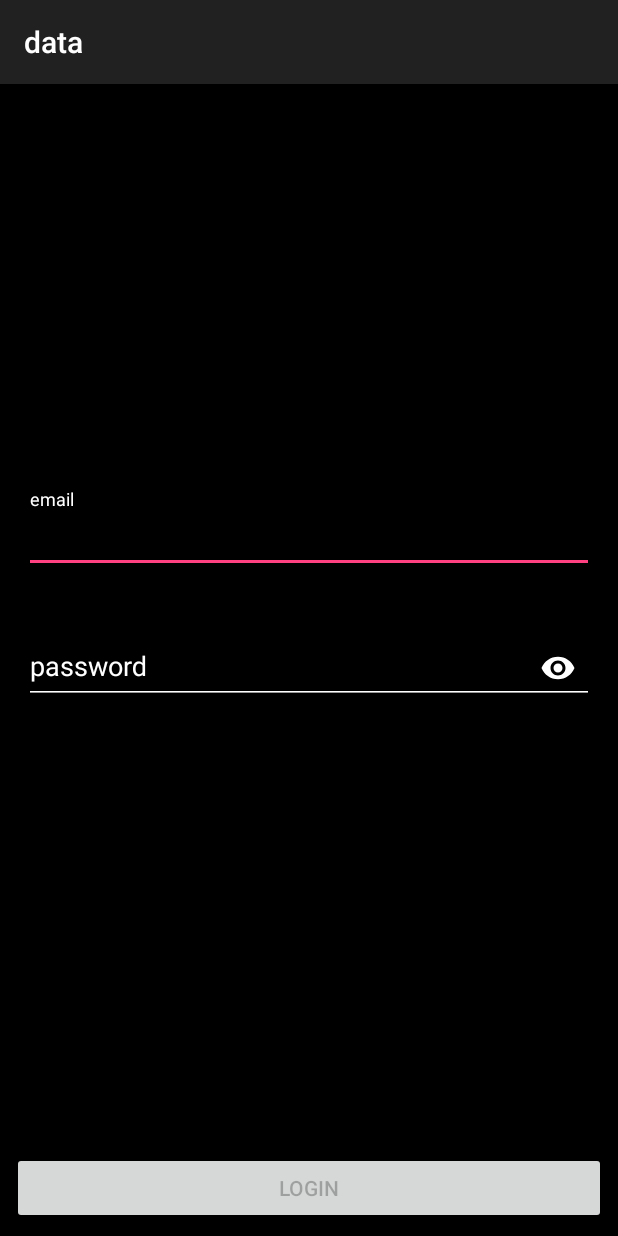
After one commit to matheusbristot/gdg-hackathon-livinglab, an Android app: the LoginActivity screen opened directly, with no data from a screen before it, on a phone screen of 412 x 824 dp. The commit adds this screen. Run offline under Robolectric (Android 15) with nearby library versions, the phone set to English and light mode, and no system bars; our stand-ins replace Firebase (no records; nobody signed in at launch, a user with empty details on screens opened directly), data binding; libraries missing offline, so code that uses them is left out: com.jakewharton.rxbinding2, org.koin.android; 7 statements that could not run were skipped.

Commit message:
Added crashlytics and login, splash, and navigation to session are ok

```diff
--- a/domain/build.gradle
+++ b/domain/build.gradle
@@ -16,7 +16,7 @@ dependencies {
     implementation "io.reactivex.rxjava2:rxkotlin:$rx_kotlin_version"
 
     //Kotlin
-    implementation"org.jetbrains.kotlin:kotlin-stdlib-jdk7:$kotlin_version"
+    implementation "org.jetbrains.kotlin:kotlin-stdlib-jdk7:$kotlin_version"
 
 }
 
--- a/presentation/build.gradle
+++ b/presentation/build.gradle
@@ -61,6 +61,7 @@ android {
 dependencies {
     def lifecycle_version = "1.1.1"
     def support_version = "28.0.0-rc01"
+    def anko_version='0.10.4'
 
     implementation fileTree(dir: 'libs', include: ['*.jar'])
     implementation project(':domain')
@@ -79,12 +80,15 @@ dependencies {
 
     //RxAndroid
     implementation 'io.reactivex.rxjava2:rxandroid:2.1.0'
+    implementation 'com.jakewharton.rxbinding2:rxbinding-kotlin:2.1.1'
 
     // Firebase
     implementation 'com.google.firebase:firebase-core:16.0.3'
     implementation 'com.google.firebase:firebase-crash:16.2.0'
     implementation 'com.crashlytics.sdk.android:crashlytics:2.9.5'
 
+    // Anko
+    implementation "org.jetbrains.anko:anko-commons:$anko_version"
 
     testImplementation 'junit:junit:4.12'
     androidTestImplementation 'com.android.support.test:runner:1.0.2'
--- /dev/null
+++ b/presentation/src/main/java/com/hackaton/notice/firebase/FirebaseErrorHandler.kt
@@ -0,0 +1,6 @@
+package com.hackaton.notice.firebase
+
+interface FirebaseErrorHandler {
+
+    fun getMessageError(exception: Exception): String
+}
--- /dev/null
+++ b/presentation/src/main/java/com/hackaton/notice/util/Constants.kt
@@ -0,0 +1,3 @@
+package com.hackaton.notice.util
+
+const val FIREBASE_USER = "FIREBASE_USER"
--- a/presentation/src/main/java/com/hackaton/notice/view/dashboard/MainViewModel.kt
+++ b/presentation/src/main/java/com/hackaton/notice/view/dashboard/MainViewModel.kt
@@ -3,6 +3,7 @@ package com.hackaton.notice.view.dashboard
 import android.arch.lifecycle.Lifecycle
 import android.arch.lifecycle.LiveData
 import android.arch.lifecycle.OnLifecycleEvent
+import com.google.firebase.auth.FirebaseUser
 import com.hackaton.data.boundaries.PostRepository
 import com.hackaton.domain.di.SchedulerProvider
 import com.hackaton.domain.entities.Preference
@@ -10,6 +11,7 @@ import com.hackaton.notice.base.view.BaseViewModel
 import com.hackaton.notice.util.FlexibleLiveData
 
 class MainViewModel(
+        private val firebaseUser: FirebaseUser,
         private val schedulerProvider: SchedulerProvider,
         private val postRepository: PostRepository
 ) : BaseViewModel() {
@@ -17,8 +19,8 @@ class MainViewModel(
     val preferences: LiveData<List<Preference>> get() = preferencesLiveData
     private val preferencesLiveData: FlexibleLiveData<List<Preference>> = FlexibleLiveData()
 
-    @OnLifecycleEvent(Lifecycle.Event.ON_RESUME)
-    fun onResume() {
+    @OnLifecycleEvent(Lifecycle.Event.ON_CREATE)
+    fun onCreate() {
         preferencesLiveData.value = listOf(
                 Preference(1, "Aqui vai um pinto"),
                 Preference(2, "Cu do gustavo"),
--- /dev/null
+++ b/presentation/src/main/java/com/hackaton/notice/view/login/LoginActivity.kt
@@ -0,0 +1,52 @@
+package com.hackaton.notice.view.login
+
+import android.databinding.DataBindingUtil
+import android.os.Bundle
+import android.support.v7.app.AppCompatActivity
+import android.widget.Toast
+import com.google.firebase.auth.FirebaseUser
+import com.hackaton.notice.R
+import com.hackaton.notice.databinding.ActivityLoginBinding
+import com.hackaton.notice.util.observe
+import com.hackaton.notice.util.view.Arguments.ARG_USER
+import com.hackaton.notice.view.dashboard.MainActivity
+import com.jakewharton.rxbinding2.widget.textChanges
+import org.jetbrains.anko.clearTask
+import org.jetbrains.anko.intentFor
+import org.jetbrains.anko.newTask
+import org.koin.android.architecture.ext.viewModel
+
+class LoginActivity : AppCompatActivity() {
+
+    private val loginViewModel: LoginViewModel by viewModel()
+
+    private lateinit var binding: ActivityLoginBinding
+
+    override fun onCreate(savedInstanceState: Bundle?) {
+        super.onCreate(savedInstanceState)
+        binding = DataBindingUtil.setContentView(this, R.layout.activity_login)
+        lifecycle.addObserver(loginViewModel)
+        subscribeUi()
+    }
+
+    private fun subscribeUi() {
+        loginViewModel.userLogged.observe(this, ::onLogInAuthorized)
+        loginViewModel.userSigInFailed.observe(this, ::onSigInFailed)
+        binding.fieldPassword.textChanges().subscribe { loginViewModel.onGetPasswordText(it.toString()) }
+        binding.fieldEmail.textChanges().subscribe { loginViewModel.onGetEmailText(it.toString()) }
+        loginViewModel.isSignInEnabled.subscribe { binding.button.isEnabled = it }
+        binding.button.setOnClickListener { loginViewModel.signIn() }
+    }
+
+    private fun onSigInFailed(errorMsg: String?) {
+        errorMsg?.let {
+            Toast.makeText(this, it, Toast.LENGTH_SHORT).show()
+        }
+    }
+
+    private fun onLogInAuthorized(firebaseUser: FirebaseUser?) {
+        firebaseUser?.let {
+            startActivity(intentFor<MainActivity>(ARG_USER to it).newTask().clearTask())
+        }
+    }
+}
--- /dev/null
+++ b/presentation/src/main/res/drawable/splash_screen_background.xml
@@ -0,0 +1,7 @@
+<?xml version="1.0" encoding="utf-8"?>
+<layer-list xmlns:android="http://schemas.android.com/apk/res/android"
+    xmlns:tools="http://schemas.android.com/tools">
+    <item
+        android:drawable="@color/colorAccent"
+        tools:ignore="ResourceCycle" />
+</layer-list>
--- /dev/null
+++ b/presentation/src/main/res/layout/activity_login.xml
@@ -0,0 +1,82 @@
+<?xml version="1.0" encoding="utf-8"?>
+<layout xmlns:android="http://schemas.android.com/apk/res/android"
+    xmlns:app="http://schemas.android.com/apk/res-auto">
+
+    <android.support.constraint.ConstraintLayout
+        android:layout_width="match_parent"
+        android:layout_height="match_parent"
+        android:background="@android:color/black">
+
+        <android.support.design.widget.TextInputLayout
+            android:id="@+id/textInputLayout4"
+            android:layout_width="match_parent"
+            android:layout_height="wrap_content"
+            android:layout_marginBottom="8dp"
+            android:layout_marginEnd="16dp"
+            android:layout_marginStart="16dp"
+            android:theme="@style/DefaultEditText"
+            app:errorEnabled="true"
+            app:hintTextAppearance="@style/DefaultEditTextHintAppearance"
+            app:layout_constraintBottom_toTopOf="@+id/textInputLayout3"
+            app:layout_constraintEnd_toEndOf="parent"
+            app:layout_constraintStart_toStartOf="parent"
+            app:layout_constraintTop_toTopOf="parent"
+            app:layout_constraintVertical_chainStyle="packed">
+
+            <android.support.design.widget.TextInputEditText
+                android:id="@+id/field_email"
+                android:layout_width="match_parent"
+                android:layout_height="wrap_content"
+                android:hint="@string/global_email"
+                android:imeOptions="actionDone"
+                android:inputType="textEmailAddress"
+                android:lines="1"
+                android:maxLines="1"
+                android:textColor="@color/lightText"
+                android:textCursorDrawable="@null" />
+        </android.support.design.widget.TextInputLayout>
+
+        <android.support.design.widget.TextInputLayout
+            android:id="@+id/textInputLayout3"
+            android:layout_width="match_parent"
+            android:layout_height="wrap_content"
+            android:layout_marginBottom="8dp"
+            android:layout_marginEnd="16dp"
+            android:layout_marginStart="16dp"
+            android:theme="@style/DefaultEditText"
+            app:errorEnabled="true"
+            app:hintTextAppearance="@style/DefaultEditTextHintAppearance"
+            app:layout_constraintBottom_toTopOf="@+id/button"
+            app:layout_constraintEnd_toEndOf="parent"
+            app:layout_constraintStart_toStartOf="parent"
+            app:layout_constraintTop_toBottomOf="@+id/textInputLayout4"
+            app:passwordToggleEnabled="true"
+            app:passwordToggleTint="@android:color/white">
+
+            <android.support.design.widget.TextInputEditText
+                android:id="@+id/field_password"
+                android:layout_width="match_parent"
+                android:layout_height="wrap_content"
+                android:hint="@string/global_password"
+                android:imeOptions="actionDone"
+                android:inputType="textPassword"
+                android:lines="1"
+                android:maxLines="1"
+                android:textColor="@color/lightText"
+                android:textCursorDrawable="@null" />
+        </android.support.design.widget.TextInputLayout>
+
+        <Button
+            android:id="@+id/button"
+            android:layout_width="match_parent"
+            android:layout_height="wrap_content"
+            android:layout_marginBottom="8dp"
+            android:layout_marginEnd="8dp"
+            android:layout_marginStart="8dp"
+            android:text="@string/login_label"
+            android:enabled="false"
+            app:layout_constraintBottom_toBottomOf="parent"
+            app:layout_constraintEnd_toEndOf="parent"
+            app:layout_constraintStart_toStartOf="parent" />
+    </android.support.constraint.ConstraintLayout>
+</layout>
--- a/presentation/src/main/res/values/styles.xml
+++ b/presentation/src/main/res/values/styles.xml
@@ -21,4 +21,14 @@
         <item name="android:textColor">@color/lightText</item>
         <item name="android:textSize">12sp</item>
     </style>
+
+    <!--Style for Splash Screen-->
+    <style name="SplashScreenTheme" parent="Theme.AppCompat.Light.DarkActionBar">
+        <item name ="android:windowBackground"> @drawable/splash_screen_background</item>
+    </style>
+
+    <style name="AppTheme.NoActionBar">
+        <item name="windowActionBar">false</item>
+        <item name="windowNoTitle">true</item>
+    </style>
 </resources>
```
Also changed, not shown: presentation/src/main/AndroidManifest.xml (+22 -2 lines), presentation/src/main/java/com/hackaton/notice/di/AppComponent.kt (+10 -6 lines), presentation/src/main/java/com/hackaton/notice/firebase/DefaultFirebaseErrorHandler.kt (added, +26 -0 lines), presentation/src/main/java/com/hackaton/notice/firebase/GetCurrentUser.kt (added, +24 -0 lines), presentation/src/main/java/com/hackaton/notice/util/view/Arguments.kt (added, +44 -0 lines), presentation/src/main/java/com/hackaton/notice/view/dashboard/MainActivity.kt (+9 -2 lines), presentation/src/main/java/com/hackaton/notice/view/login/LoginViewModel.kt (added, +82 -0 lines), presentation/src/main/java/com/hackaton/notice/view/splash/SplashScreenActivity.kt (added, +43 -0 lines), presentation/src/main/java/com/hackaton/notice/view/splash/SplashScreenViewModel.kt (added, +40 -0 lines).
